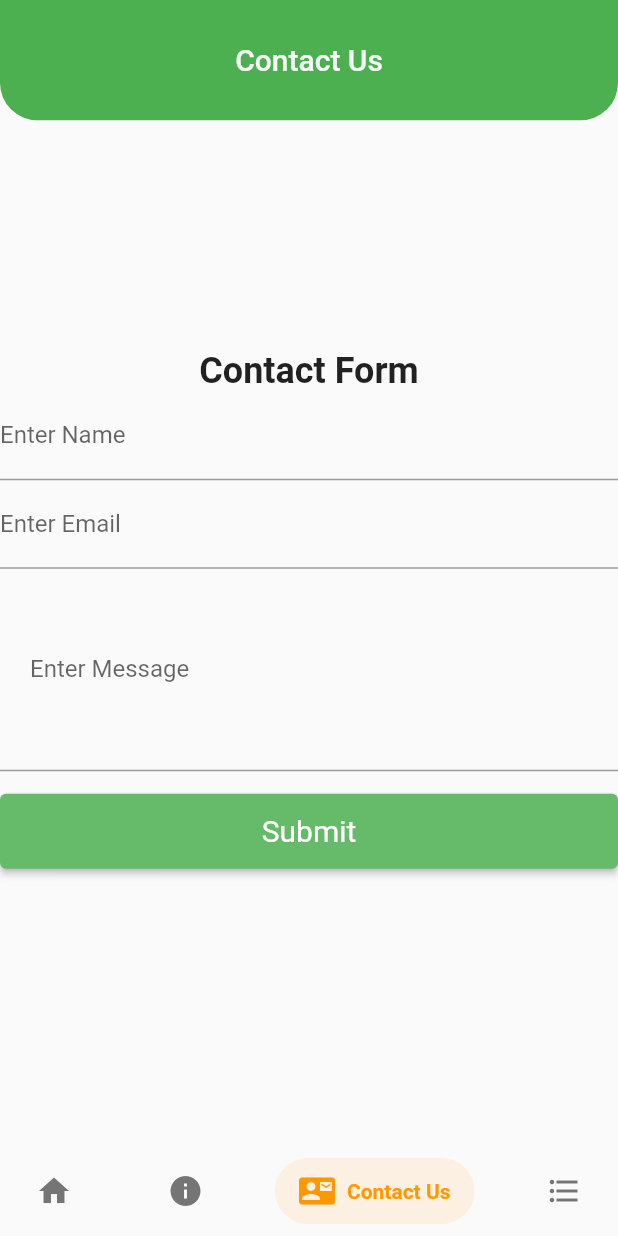
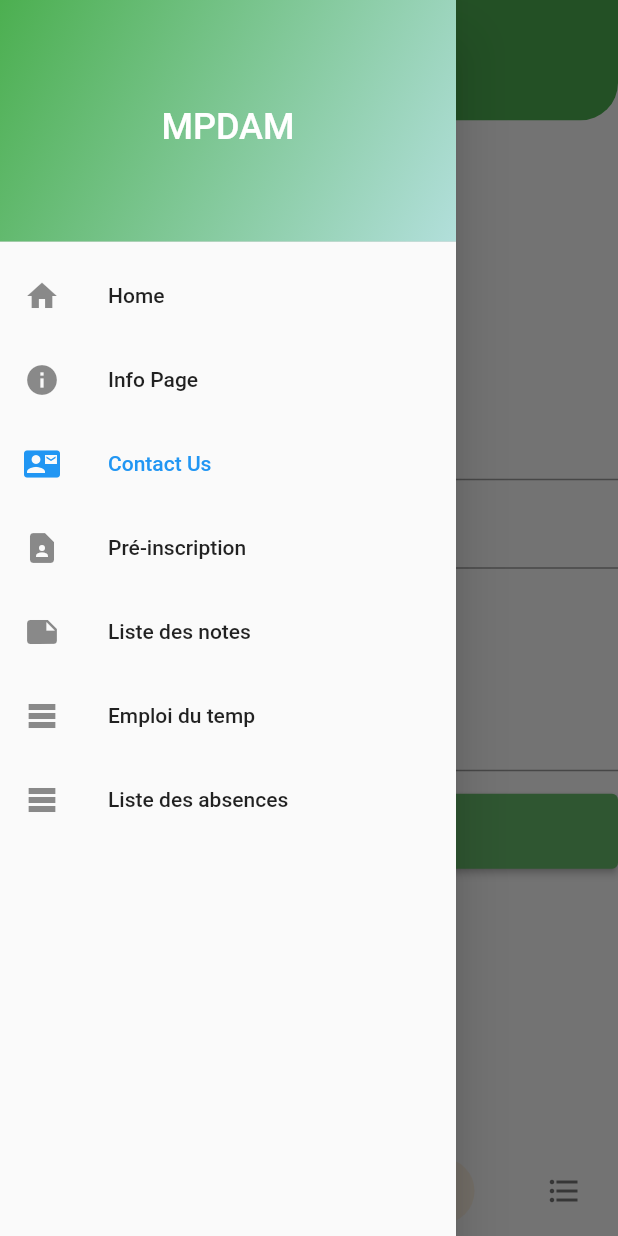
Before and after one commit to KhfifiSlim/FlutterProjectMpdam, a Flutter app: the FormPage screen opened directly, with the side drawer open (before the commit the screen has no drawer), on a phone screen of 412 x 824 dp. Run offline on Flutter 3.47's test engine with Material 2 defaults, Android fonts, the phone set to English and light mode, and no system bars; drawn by our look-alikes of salomon_bottom_bar; our stand-ins replace shared_preferences; accounts and stored records are empty; network calls fail.

Commit message:
Menu Bar

```diff
--- a/lib/FormPage.dart
+++ b/lib/FormPage.dart
@@ -1,8 +1,10 @@
 import 'package:flutter/material.dart';
+import 'package:flutterproject/preinscription.dart';
 import 'package:flutterproject/welcome.dart';
 import 'package:salomon_bottom_bar/salomon_bottom_bar.dart';
 
 import 'InfoPage.dart';
+import 'Widgets/MenuBar.dart';
 
 
 void main() {
@@ -72,6 +74,7 @@ class _FormPageState extends State<FormPage> {
         elevation: 0.00,
         backgroundColor: Colors.green[500],
       ),
+      drawer: buildMenuBar(selectedIndex: _selectedIndex),
       body: Center(
         child: Column(
           mainAxisAlignment: MainAxisAlignment.center,
@@ -132,7 +135,7 @@ class _FormPageState extends State<FormPage> {
               Navigator.pushReplacement(
                 context,
                 MaterialPageRoute(
-                  builder: (context) =>  InfoPage(),
+                  builder: (context) =>  preinscription(),
                   fullscreenDialog: true,
                   maintainState: true,
                 ),
--- a/lib/InfoPage.dart
+++ b/lib/InfoPage.dart
@@ -8,6 +8,7 @@ import 'dart:convert';
 import 'Enseignant.dart';
 import 'Semester.dart';
 import 'FormPage.dart';
+import 'Widgets/MenuBar.dart';
 import 'welcome.dart';
 
 class InfoPage extends StatefulWidget {
@@ -98,6 +99,7 @@ class _InfoPageState extends State<InfoPage> {
         elevation: 0.00,
         backgroundColor: Colors.green[500],
       ),
+      drawer: buildMenuBar(selectedIndex: _selectedIndex),
       body: _semesters != null && _enseignants != null
           ? ListView.builder(
         itemCount: _semesters!.length,
--- /dev/null
+++ b/lib/Widgets/MenuBar.dart
@@ -0,0 +1,106 @@
+import 'package:flutter/material.dart';
+import 'package:shared_preferences/shared_preferences.dart';
+import '../Utils/Consts.dart';
+import '../welcome.dart';
+
+Widget buildMenuBar({required int selectedIndex}) {
+  return MenuBar(selectedIndex: selectedIndex);
+}
+
+class MenuBar extends StatelessWidget {
+  const MenuBar({
+    Key? key,
+    required this.selectedIndex,
+  }) : super(key: key);
+
+  final int selectedIndex;
+
+  @override
+  Widget build(BuildContext context) {
+    return Drawer(
+      child: ListView(
+        padding: EdgeInsets.zero,
+        children: [
+          DrawerHeader(
+            decoration: BoxDecoration(
+              gradient: LinearGradient(
+                colors: [Colors.green.shade500, Colors.teal.shade100],
+                begin: Alignment.topLeft,
+                end: Alignment.bottomRight,
+              ),
+            ),
+            child: Column(
+              mainAxisAlignment: MainAxisAlignment.center,
+              children: [
+                Text(
+                  'MPDAM',
+                  style: TextStyle(
+                    color: Colors.white,
+                    fontSize: 24,
+                  ),
+                ),
+              ],
+            ),
+          ),
+          ListTile(
+            leading: Icon(Icons.home),
+            title: Text('Home'),
+            onTap: () {
+              Consts.onItemTapped(context, 0);
+            },
+            selected: selectedIndex == 0,
+          ),
+          ListTile(
+            leading: Icon(Icons.info),
+            title: Text('Info Page'),
+            onTap: () {
+              Consts.onItemTapped(context, 1);
+            },
+            selected: selectedIndex == 1,
+          ),
+          ListTile(
+            leading: Icon(Icons.contact_mail),
+            title: Text('Contact Us'),
+            onTap: () {
+              Consts.onItemTapped(context, 2);
+            },
+            selected: selectedIndex == 2,
+          ),
+          ListTile(
+            leading: Icon(Icons.contact_page),
+            title: Text('Pré-inscription'),
+            onTap: () {
+              Consts.onItemTapped(context, 3);
+            },
+            selected: selectedIndex == 3,
+          ),
+          ListTile(
+            leading: Icon(Icons.note),
+            title: Text('Liste des notes'),
+            onTap: () {
+              Consts.onItemTapped(context, 4);
+            },
+            selected: selectedIndex == 4,
+          ),
+          ListTile(
+            leading: Icon(Icons.table_rows),
+            title: Text('Emploi du temp'),
+            onTap: () {
+              Consts.onItemTapped(context, 5);
+            },
+            selected: selectedIndex == 5,
+          ),
+          ListTile(
+            leading: Icon(Icons.table_rows_sharp),
+            title: Text('Liste des absences'),
+            onTap: () {
+              Consts.onItemTapped(context, 6);
+            },
+            selected: selectedIndex == 6,
+          ),
+
+        ],
+      ),
+    );
+  }
+}
--- a/lib/preinscription.dart
+++ b/lib/preinscription.dart
@@ -7,6 +7,7 @@ import 'Enseignant.dart';
 import 'Semester.dart';
 import 'InfoPage.dart';
 import 'FormPage.dart';
+import 'Widgets/MenuBar.dart';
 
 class preinscription extends StatefulWidget {
   @override
@@ -60,8 +61,10 @@ class _preinscription extends State<preinscription> {
               bottomLeft: Radius.circular(25)),
         ),
         elevation: 0.00,
-        backgroundColor: Colors.blue,
+        backgroundColor: Colors.green[500],
       ),
+       drawer: buildMenuBar(selectedIndex: _selectedIndex),
+
       body: SingleChildScrollView(
         padding: EdgeInsets.all(20),
         child: Column(
--- a/lib/welcome.dart
+++ b/lib/welcome.dart
@@ -7,6 +7,8 @@ import 'package:flutterproject/FormPage.dart';
 import 'package:flutterproject/preinscription.dart';
 import 'package:http/http.dart' as http;
 import 'package:salomon_bottom_bar/salomon_bottom_bar.dart';
+
+import 'Widgets/MenuBar.dart';
 
 class WelcomeData {
   final String title;
@@ -94,6 +96,7 @@ void _fetchWelcome() async {
         elevation: 0.00,
         backgroundColor: Colors.green[500],
       ),
+      drawer: buildMenuBar(selectedIndex: _selectedIndex),
       body: Center(
         /** Card Widget **/
         child: Card(
--- a/pubspec.yaml
+++ b/pubspec.yaml
@@ -37,6 +37,7 @@ dependencies:
   # The following adds the Cupertino Icons font to your application.
   # Use with the CupertinoIcons class for iOS style icons.
   cupertino_icons: ^1.0.2
+  shared_preferences: ^2.1.1
 
 dev_dependencies:
   flutter_test:
```
Also changed, not shown: lib/Utils/Consts.dart (added, +86 -0 lines), lib/Utils/size_config.dart (added, +30 -0 lines), lib/contact.dart (deleted, +0 -161 lines), lib/table.dart (+62 -1 lines), pubspec.lock, 1 other file.
